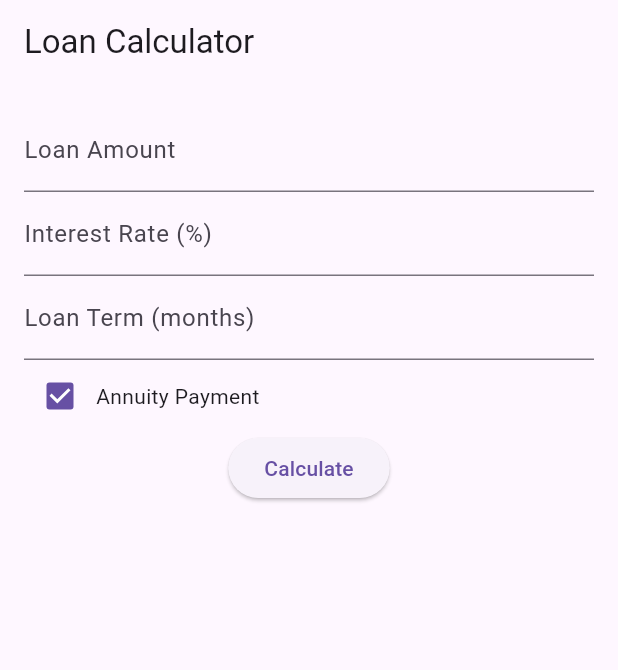
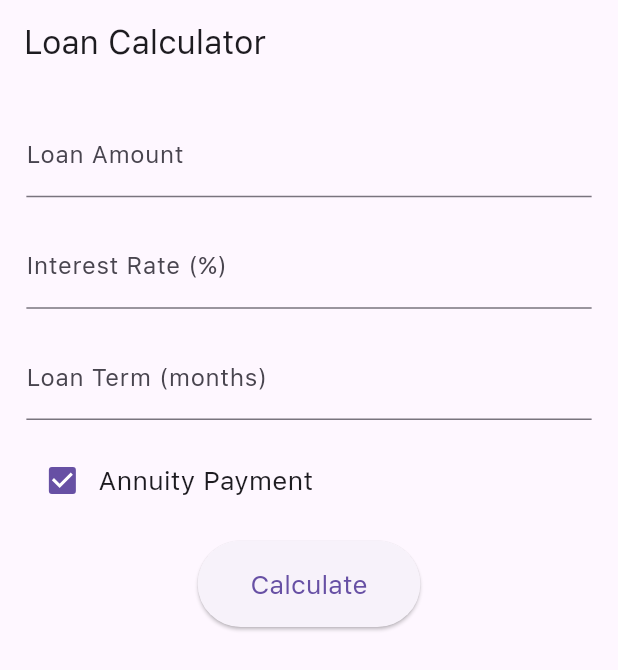
Before and after one commit to OJIuBepTBucT/test_task_finstar, a Flutter app: the screen it shows after launch, on a phone screen of 412 x 824 dp. Shown: the top 670 px of the screen. Run offline on Flutter 3.47's test engine with Material 3 defaults, Android fonts, the phone set to English and light mode, and no system bars; our stand-ins replace flutter_screenutil, get.

Commit message:
feat: added flutter_screenutil, update layouts

```diff
--- a/lib/controller/controller_loan_calculator.dart
+++ b/lib/controller/controller_loan_calculator.dart
@@ -1,63 +1,31 @@
-import 'dart:math'; // Импортируем библиотеку math
-
-import 'package:flutter/material.dart';
-
+import 'dart:math';
 import 'package:get/get.dart';
-
 import 'package:test_task_finstar/model/model_loan_result.dart';
 
-
-
-class LoanCalculatorController extends GetxController {
-
+class ControllerLoanCalculator extends GetxController {
   var loanAmount = 0.0.obs;
-
   var interestRate = 0.0.obs;
-
   var loanTerm = 0.obs;
-
   var isAnnuity = true.obs;
-
   var loanResult = Rxn<LoanResult>();
 
-
-
   void calculate() {
-
     final P = loanAmount.value;
-
     final r = interestRate.value / 100 / 12;
-
     final n = loanTerm.value;
 
-
-
     if (isAnnuity.value) {
-
-      final A = (P * r) / (1 - pow(1 + r, -n)); // Используем функцию pow
-
+      final A = (P * r) / (1 - pow(1 + r, -n));
       final totalPayment = A * n;
-
       final overpayment = totalPayment - P;
-
       loanResult.value = LoanResult(monthlyPayment: A, totalPayment: totalPayment, overpayment: overpayment);
-
     } else {
-
       final principalPayment = P / n;
-
       final firstMonthlyPayment = principalPayment + P * r;
-
       final lastMonthlyPayment = principalPayment + principalPayment * r;
-
       final totalPayment = (firstMonthlyPayment + lastMonthlyPayment) / 2 * n;
-
       final overpayment = totalPayment - P;
-
       loanResult.value = LoanResult(monthlyPayment: firstMonthlyPayment, totalPayment: totalPayment, overpayment: overpayment);
-
     }
-
   }
-
 }
--- a/lib/main.dart
+++ b/lib/main.dart
@@ -1,42 +1,36 @@
 import 'package:flutter/material.dart';
-
 import 'package:get/get.dart';
 import 'package:test_task_finstar/binding/initial_binding.dart';
-
 import 'package:test_task_finstar/views/view_loan_calculator.dart';
-
-
+import 'package:flutter_screenutil/flutter_screenutil.dart';
+import 'package:test_task_finstar/controller/controller_loan_calculator.dart';
 
 void main() {
-
-  runApp(MyApp());
-
+  // Initialize the controller before running the app
+  Get.put(ControllerLoanCalculator());
+  runApp(TestTaskFinstar());
 }
 
-
-
-class MyApp extends StatelessWidget {
+class TestTaskFinstar extends StatelessWidget {
 
   @override
-
   Widget build(BuildContext context) {
-
+    return ScreenUtilInit(
+      designSize: const Size(375, 812),
+      builder: (context, child) {
         return GetMaterialApp(
-
           title: 'Loan Calculator',
-
           theme: ThemeData(
-
             primarySwatch: Colors.blue,
-
+            textTheme: const TextTheme(
+              bodyLarge: TextStyle(fontFamily: 'SFProText'),
+              bodyMedium: TextStyle(fontFamily: 'SFProText'),
             ),
-
-      initialBinding: InitialBinding(),
-
+          ),
+          initialBinding: InitialBinding(), // Ensure this is properly set
           home: LoanCalculatorView(),
-
         );
-
+      },
+    );
   }
-
 }
--- a/lib/views/view_loan_calculator.dart
+++ b/lib/views/view_loan_calculator.dart
@@ -1,109 +1,78 @@
 import 'package:flutter/material.dart';
-
 import 'package:get/get.dart';
-
 import 'package:test_task_finstar/controller/controller_loan_calculator.dart';
-
 import 'package:test_task_finstar/views/view_results.dart';
-
-
+import 'package:flutter_screenutil/flutter_screenutil.dart';
 
 class LoanCalculatorView extends StatelessWidget {
-
-  final LoanCalculatorController controller = Get.put(LoanCalculatorController());
-
-
+  final ControllerLoanCalculator controller = Get.find();
 
   @override
-
   Widget build(BuildContext context) {
 
     return Scaffold(
-
       appBar: AppBar(
-
-        title: Text("Loan Calculator"),
-
+        title: Text("Loan Calculator", style: TextStyle(fontFamily: 'SFProText', fontSize: 20.sp)),
       ),
 
       body: Padding(
+        padding: EdgeInsets.all(16.w),
+        child: SingleChildScrollView(
+          child: Column(
+            children: [
+              TextField(
+                decoration: InputDecoration(labelText: "Loan Amount"),
+                keyboardType: TextInputType.number,
+                onChanged: (value) => controller.loanAmount.value = double.parse(value),
+                style: TextStyle(fontFamily: 'SFProText', fontSize: 16.sp),
+              ),
 
-        padding: const EdgeInsets.all(16.0),
-
-        child: Column(
-
-          children: [
+              SizedBox(height: 16.h),
 
               TextField(
-
-              decoration: InputDecoration(labelText: "Loan Amount"),
-
+                decoration: InputDecoration(labelText: "Interest Rate (%)"),
                 keyboardType: TextInputType.number,
-
-              onChanged: (value) => controller.loanAmount.value = double.parse(value),
-
+                onChanged: (value) => controller.interestRate.value = double.parse(value),
+                style: TextStyle(fontFamily: 'SFProText', fontSize: 16.sp),
               ),
 
+              SizedBox(height: 16.h),
+
               TextField(
-
-              decoration: InputDecoration(labelText: "Interest Rate (%)"),
-
+                decoration: InputDecoration(labelText: "Loan Term (months)"),
                 keyboardType: TextInputType.number,
-
-              onChanged: (value) => controller.interestRate.value = double.parse(value),
-
+                onChanged: (value) => controller.loanTerm.value = int.parse(value),
+                style: TextStyle(fontFamily: 'SFProText', fontSize: 16.sp),
               ),
 
-            TextField(
+              SizedBox(height: 16.h),
 
-              decoration: InputDecoration(labelText: "Loan Term (months)"),
-
-              keyboardType: TextInputType.number,
-
-              onChanged: (value) => controller.loanTerm.value = int.parse(value),
-
+              Row(
+                children: [
+                  Obx(() => Checkbox(
+                    value: controller.isAnnuity.value,
+                    onChanged: (value) => controller.isAnnuity.value = value!,
+                  )),
+                  Text("Annuity Payment", style: TextStyle(fontFamily: 'SFProText', fontSize: 16.sp)),
+                ],
               ),
 
-            Row(
-
-              children: [
-
-                Obx(() => Checkbox(
-
-                  value: controller.isAnnuity.value,
-
-                  onChanged: (value) => controller.isAnnuity.value = value!,
-
-                )),
-
-                Text("Annuity Payment"),
-
-              ],
-
-            ),
+              SizedBox(height: 16.h),
 
               ElevatedButton(
-
                 onPressed: () {
-
                   controller.calculate();
-
                   Get.to(() => ResultsView());
-
                 },
-
-              child: Text("Calculate"),
-
+                child: Text("Calculate", style: TextStyle(fontFamily: 'SFProText', fontSize: 16.sp)),
+                style: ElevatedButton.styleFrom(
+                  padding: EdgeInsets.symmetric(horizontal: 32.w, vertical: 16.h),
                 ),
-
+              ),
             ],
-
           ),
-
         ),
-
+      ),
     );
-
   }
-
 }
```
Also changed, not shown: lib/binding/initial_binding.dart (+1 -9 lines), lib/views/view_results.dart (+12 -34 lines). Lines whose indentation alone changed are shown as unchanged.
